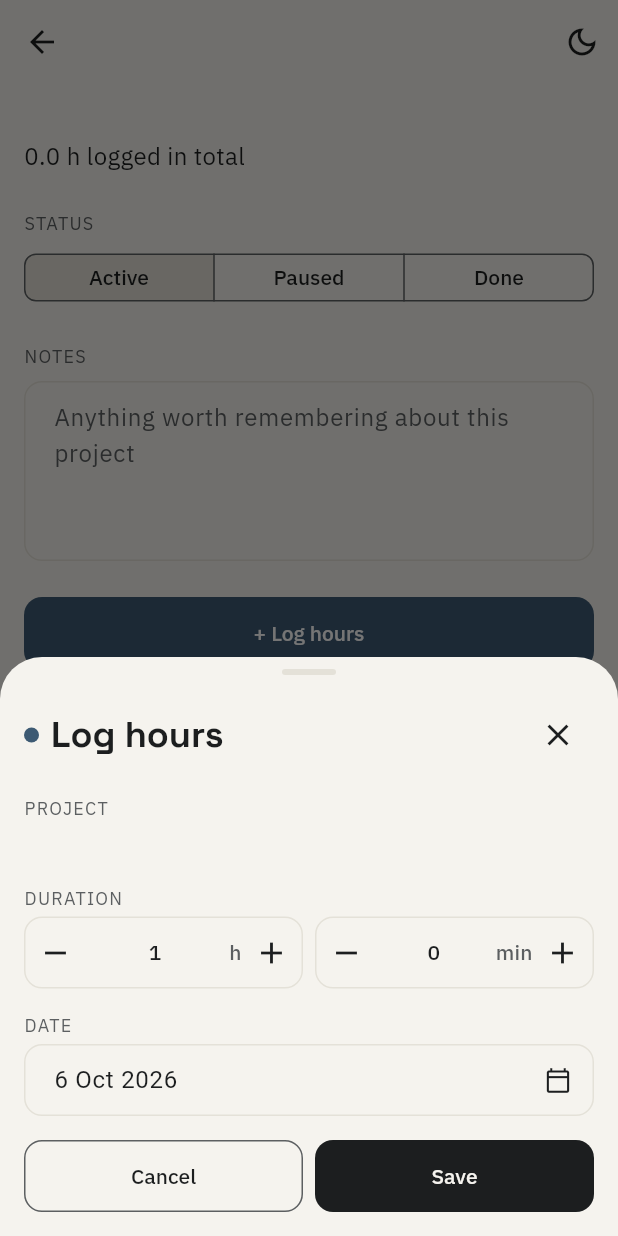
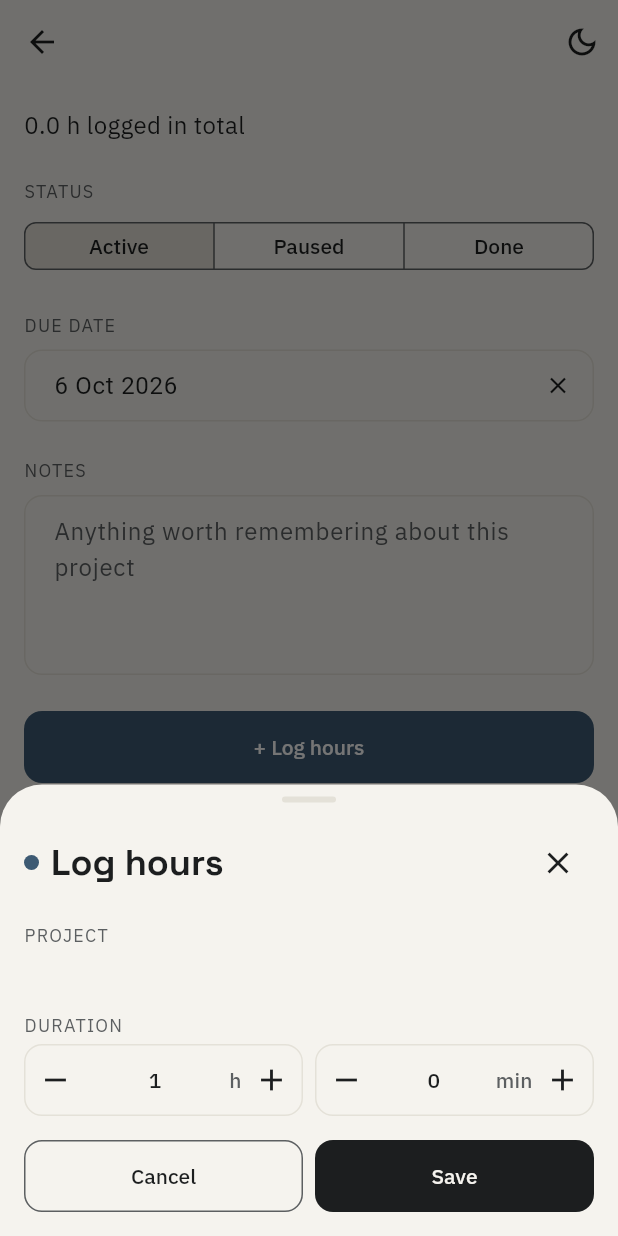
Before and after one commit to Keonzane/Trivet, a Flutter app: the ProjectDetailScreen screen opened directly with empty values, after a tap on "+ Log hours", on a phone screen of 412 x 824 dp. Run offline on Flutter 3.47's test engine with Material 3 defaults, Android fonts, the light colour scheme and no system bars; our stand-ins replace device_preview, google_fonts, shared_preferences; accounts and stored records are empty.

Commit message:
Work update

```diff
--- a/lib/models/project.dart
+++ b/lib/models/project.dart
@@ -11,47 +11,56 @@ extension ProjectStatusLabel on ProjectStatus {
 class Project {
   final String id;
   final String title;
-  final String subtitle;
   final ProjectStatus status;
   final String notes;
+  final DateTime? dueDate;
 
   const Project({
     required this.id,
     required this.title,
-    required this.subtitle,
     required this.status,
     this.notes = '',
+    this.dueDate,
   });
 
   Project copyWith({
     String? id,
     String? title,
-    String? subtitle,
     ProjectStatus? status,
     String? notes,
   }) {
     return Project(
       id: id ?? this.id,
       title: title ?? this.title,
-      subtitle: subtitle ?? this.subtitle,
       status: status ?? this.status,
       notes: notes ?? this.notes,
+      dueDate: dueDate,
     );
   }
+
+  Project withDueDate(DateTime? dueDate) => Project(
+        id: id,
+        title: title,
+        status: status,
+        notes: notes,
+        dueDate: dueDate,
+      );
 
   Map<String, dynamic> toMap() => {
         'id': id,
         'title': title,
-        'subtitle': subtitle,
         'status': status.name,
         'notes': notes,
+        'dueDate': dueDate?.toIso8601String(),
       };
 
   factory Project.fromMap(Map<String, dynamic> map) => Project(
         id: map['id'] as String,
         title: map['title'] as String,
-        subtitle: map['subtitle'] as String? ?? '',
         status: ProjectStatus.values.byName(map['status'] as String),
         notes: map['notes'] as String? ?? '',
+        dueDate: map['dueDate'] == null
+            ? null
+            : DateTime.parse(map['dueDate'] as String),
       );
 }
--- a/lib/screens/project_detail_screen.dart
+++ b/lib/screens/project_detail_screen.dart
@@ -109,8 +109,6 @@ class _ProjectDetailScreenState extends State<ProjectDetailScreen> {
                 child: Column(
                   crossAxisAlignment: CrossAxisAlignment.start,
                   children: [
-                    Caption(_project.subtitle),
-                    const SizedBox(height: AppSpacing.xs),
                     Text(
                       '${_totalHours.toStringAsFixed(1)} h logged in total',
                       style: theme.textTheme.bodyMedium,
@@ -131,6 +129,14 @@ class _ProjectDetailScreenState extends State<ProjectDetailScreen> {
                       ],
                       selected: {_project.status},
                       onSelectionChanged: (s) => _setStatus(s.first),
+                    ),
+                    const SizedBox(height: AppSpacing.lg),
+                    const Caption('DUE DATE'),
+                    const SizedBox(height: AppSpacing.sm),
+                    DateField(
+                      value: _project.dueDate,
+                      onChanged: (d) => _update((p) => p.withDueDate(d)),
+                      onClear: () => _update((p) => p.withDueDate(null)),
                     ),
                     const SizedBox(height: AppSpacing.lg),
                     const Caption('NOTES'),
--- a/lib/widgets/add_entry_sheet.dart
+++ b/lib/widgets/add_entry_sheet.dart
@@ -47,7 +47,7 @@ class _AddEntrySheetState extends State<_AddEntrySheet> {
   Pillar? _pillar;
 
   int _workMinutes = 60;
-  DateTime _workDate = DateTime.now();
+  DateTime? _workDueDate;
   bool _workTitleError = false;
   late final TextEditingController _workNewTitleController;
 
@@ -126,21 +126,24 @@ class _AddEntrySheetState extends State<_AddEntrySheet> {
           project = Project(
             id: id,
             title: title,
-            subtitle: 'Personal',
             status: ProjectStatus.active,
+            dueDate: _workDueDate,
           );
           final projectStore = ProjectStore();
           await projectStore.save([...await projectStore.load(), project]);
         }
-        final logStore = WorkLogStore();
-        await logStore.save([
-          ...await logStore.load(),
-          WorkLog(
+        if (_workMinutes > 0) {
+          final logStore = WorkLogStore();
+          await logStore.save([
+            ...await logStore.load(),
+            WorkLog(
               id: id,
               projectId: project.id,
               hours: _workMinutes / 60,
-              date: _workDate),
-        ]);
+              date: DateTime.now(),
+            ),
+          ]);
+        }
       case Pillar.health:
         final workout = Workout(
           id: widget.initialWorkout?.id ?? id,
@@ -198,7 +201,7 @@ class _AddEntrySheetState extends State<_AddEntrySheet> {
                 style: Theme.of(context).textTheme.bodyMedium,
               ),
             )
-          else
+          else ...[
             LabelledField(
               label: 'New project title',
               child: AppTextField(
@@ -207,18 +210,20 @@ class _AddEntrySheetState extends State<_AddEntrySheet> {
                 errorText: _workTitleError ? 'Enter a title' : null,
               ),
             ),
+            LabelledField(
+              label: 'Due date',
+              child: DateField(
+                value: _workDueDate,
+                onChanged: (d) => setState(() => _workDueDate = d),
+                onClear: () => setState(() => _workDueDate = null),
+              ),
+            ),
+          ],
           LabelledField(
             label: 'Duration',
             child: DurationStepper(
               minutes: _workMinutes,
               onChanged: (v) => setState(() => _workMinutes = v),
-            ),
-          ),
-          LabelledField(
-            label: 'Date',
-            child: DateField(
-              value: _workDate,
-              onChanged: (d) => setState(() => _workDate = d),
             ),
           ),
         ];
--- a/lib/widgets/date_field.dart
+++ b/lib/widgets/date_field.dart
@@ -26,10 +26,16 @@ String formatShortDate(DateTime d) =>
     '${d.day} ${monthNames[d.month - 1]} ${d.year}';
 
 class DateField extends StatefulWidget {
-  const DateField({super.key, required this.value, required this.onChanged});
+  const DateField({
+    super.key,
+    required this.value,
+    required this.onChanged,
+    this.onClear,
+  });
 
-  final DateTime value;
+  final DateTime? value;
   final ValueChanged<DateTime> onChanged;
+  final VoidCallback? onClear;
 
   @override
   State<DateField> createState() => _DateFieldState();
@@ -37,14 +43,15 @@ class DateField extends StatefulWidget {
 
 class _DateFieldState extends State<DateField> {
   late final TextEditingController _controller =
-      TextEditingController(text: formatShortDate(widget.value));
+      TextEditingController(text: _text);
+
+  String get _text =>
+      widget.value == null ? 'None' : formatShortDate(widget.value!);
 
   @override
   void didUpdateWidget(DateField oldWidget) {
     super.didUpdateWidget(oldWidget);
-    if (oldWidget.value != widget.value) {
-      _controller.text = formatShortDate(widget.value);
-    }
+    if (oldWidget.value != widget.value) _controller.text = _text;
   }
 
   @override
@@ -56,7 +63,7 @@ class _DateFieldState extends State<DateField> {
   Future<void> _pick() async {
     final picked = await showDatePicker(
       context: context,
-      initialDate: widget.value,
+      initialDate: widget.value ?? DateTime.now(),
       firstDate: DateTime(2020),
       lastDate: DateTime(2100),
     );
@@ -69,7 +76,13 @@ class _DateFieldState extends State<DateField> {
       hint: 'Date',
       controller: _controller,
       onTap: _pick,
-      suffixIcon: const Icon(Icons.calendar_today_outlined, size: 18),
+      suffixIcon: widget.onClear != null && widget.value != null
+          ? IconButton(
+              icon: const Icon(Icons.close, size: 18),
+              tooltip: 'Clear',
+              onPressed: widget.onClear,
+            )
+          : const Icon(Icons.calendar_today_outlined, size: 18),
     );
   }
 }
```
Also changed, not shown: lib/screens/work_screen.dart (+4 -15 lines), lib/widgets/media_card.dart (+4 -8 lines).
